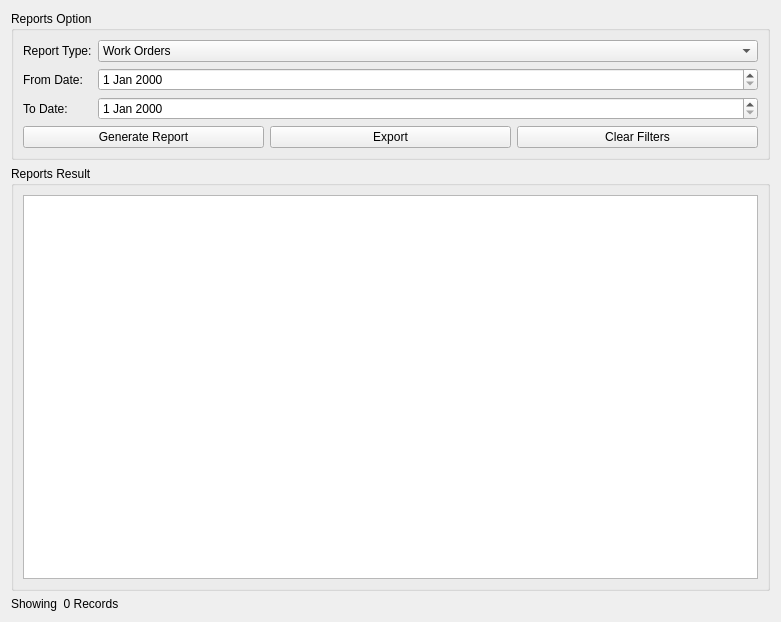
Qt form app/ui/forms/reports_page.ui (Apie-dup/MaintenanceSystem) before a commit.
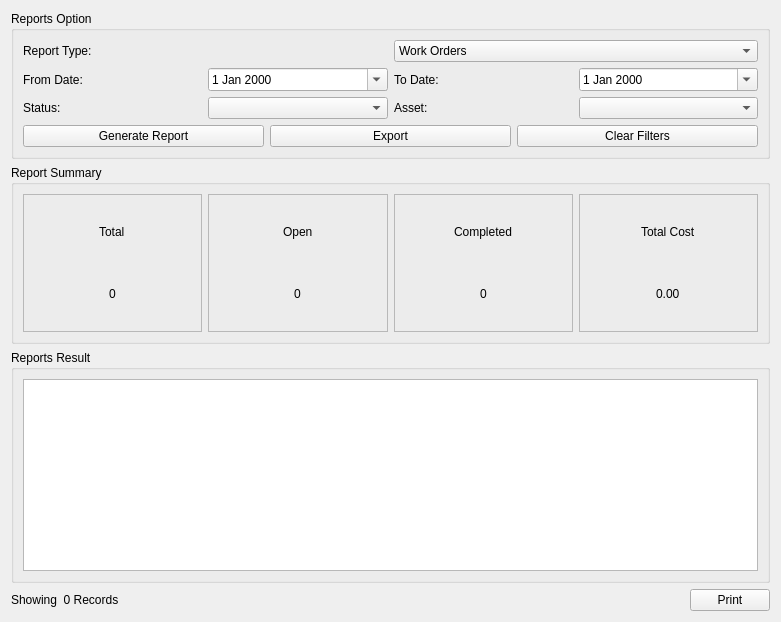
The same form after that commit.

Commit message: Complete reports module with filtering export and printing

```diff
--- a/app/ui/forms/reports_page.ui
+++ b/app/ui/forms/reports_page.ui
@@ -13,21 +13,23 @@
   <property name="windowTitle">
    <string>Reports Page</string>
   </property>
-  <layout class="QVBoxLayout" name="verticalLayout_2">
+  <layout class="QVBoxLayout" name="verticalLayout_3">
    <item>
     <widget class="QGroupBox" name="groupReportsOption">
      <property name="title">
       <string>Reports Option</string>
      </property>
-     <layout class="QFormLayout" name="formLayout">
-      <item row="0" column="0">
+     <layout class="QVBoxLayout" name="verticalLayout_2">
+      <item>
+       <layout class="QHBoxLayout" name="horizontalLayout_3">
+        <item>
        <widget class="QLabel" name="lblReportType">
         <property name="text">
          <string>Report Type:</string>
         </property>
        </widget>
       </item>
-      <item row="0" column="1">
+        <item>
        <widget class="QComboBox" name="cmbReportType">
         <item>
          <property name="text">
@@ -56,27 +58,65 @@
         </item>
        </widget>
       </item>
-      <item row="1" column="0">
+       </layout>
+      </item>
+      <item>
+       <layout class="QHBoxLayout" name="horizontalLayout_4">
+        <item>
        <widget class="QLabel" name="lblFromDate">
         <property name="text">
          <string>From Date:</string>
         </property>
        </widget>
       </item>
-      <item row="1" column="1">
-       <widget class="QDateEdit" name="dtFromDate"/>
-      </item>
-      <item row="2" column="0">
+        <item>
+         <widget class="QDateEdit" name="dtFromDate">
+          <property name="calendarPopup">
+           <bool>true</bool>
+          </property>
+         </widget>
+        </item>
+        <item>
        <widget class="QLabel" name="lblToDate">
         <property name="text">
          <string>To Date:</string>
         </property>
        </widget>
       </item>
-      <item row="2" column="1">
-       <widget class="QDateEdit" name="dtToDate"/>
-      </item>
-      <item row="3" column="0" colspan="2">
+        <item>
+         <widget class="QDateEdit" name="dtToDate">
+          <property name="calendarPopup">
+           <bool>true</bool>
+          </property>
+         </widget>
+        </item>
+       </layout>
+      </item>
+      <item>
+       <layout class="QHBoxLayout" name="horizontalLayout_5">
+        <item>
+         <widget class="QLabel" name="lblStatus_2">
+          <property name="text">
+           <string>Status:</string>
+          </property>
+         </widget>
+        </item>
+        <item>
+         <widget class="QComboBox" name="cmbStatus"/>
+        </item>
+        <item>
+         <widget class="QLabel" name="lblAsset">
+          <property name="text">
+           <string>Asset:</string>
+          </property>
+         </widget>
+        </item>
+        <item>
+         <widget class="QComboBox" name="cmbAsset"/>
+        </item>
+       </layout>
+      </item>
+      <item>
        <layout class="QHBoxLayout" name="horizontalLayout">
         <item>
          <widget class="QPushButton" name="btnGenerate">
@@ -104,6 +144,143 @@
      </layout>
     </widget>
    </item>
+   <item>
+    <widget class="QGroupBox" name="groupBox">
+     <property name="title">
+      <string>Report Summary</string>
+     </property>
+     <layout class="QHBoxLayout" name="horizontalLayout_2">
+      <item>
+       <widget class="QFrame" name="frame">
+        <property name="sizePolicy">
+         <sizepolicy hsizetype="Expanding" vsizetype="Expanding">
+          <horstretch>0</horstretch>
+          <verstretch>0</verstretch>
+         </sizepolicy>
+        </property>
+        <property name="frameShape">
+         <enum>QFrame::Shape::StyledPanel</enum>
+        </property>
+        <property name="frameShadow">
+         <enum>QFrame::Shadow::Raised</enum>
+        </property>
+        <layout class="QGridLayout" name="gridLayout">
+         <item row="0" column="0" alignment="Qt::AlignmentFlag::AlignHCenter">
+          <widget class="QLabel" name="lblTotal">
+           <property name="text">
+            <string>Total</string>
+           </property>
+          </widget>
+         </item>
+         <item row="1" column="0" alignment="Qt::AlignmentFlag::AlignHCenter">
+          <widget class="QLabel" name="lblTotalValue">
+           <property name="text">
+            <string>0</string>
+           </property>
+          </widget>
+         </item>
+        </layout>
+       </widget>
+      </item>
+      <item>
+       <widget class="QFrame" name="frame_2">
+        <property name="sizePolicy">
+         <sizepolicy hsizetype="Expanding" vsizetype="Expanding">
+          <horstretch>0</horstretch>
+          <verstretch>0</verstretch>
+         </sizepolicy>
+        </property>
+        <property name="frameShape">
+         <enum>QFrame::Shape::StyledPanel</enum>
+        </property>
+        <property name="frameShadow">
+         <enum>QFrame::Shadow::Raised</enum>
+        </property>
+        <layout class="QGridLayout" name="gridLayout_2">
+         <item row="0" column="0" alignment="Qt::AlignmentFlag::AlignHCenter">
+          <widget class="QLabel" name="lblOpen">
+           <property name="text">
+            <string>Open</string>
+           </property>
+          </widget>
+         </item>
+         <item row="1" column="0" alignment="Qt::AlignmentFlag::AlignHCenter">
+          <widget class="QLabel" name="lblOpenValue">
+           <property name="text">
+            <string>0</string>
+           </property>
+          </widget>
+         </item>
+        </layout>
+       </widget>
+      </item>
+      <item>
+       <widget class="QFrame" name="frame_3">
+        <property name="sizePolicy">
+         <sizepolicy hsizetype="Expanding" vsizetype="Expanding">
+          <horstretch>0</horstretch>
+          <verstretch>0</verstretch>
+         </sizepolicy>
+        </property>
+        <property name="frameShape">
+         <enum>QFrame::Shape::StyledPanel</enum>
+        </property>
+        <property name="frameShadow">
+         <enum>QFrame::Shadow::Raised</enum>
+        </property>
+        <layout class="QGridLayout" name="gridLayout_3">
+         <item row="0" column="0" alignment="Qt::AlignmentFlag::AlignHCenter">
+          <widget class="QLabel" name="lblCompleted">
+           <property name="text">
+            <string>Completed</string>
+           </property>
+          </widget>
+         </item>
+         <item row="1" column="0" alignment="Qt::AlignmentFlag::AlignHCenter">
+          <widget class="QLabel" name="lblCompletedValue">
+           <property name="text">
+            <string>0</string>
+           </property>
+          </widget>
+         </item>
+        </layout>
+       </widget>
+      </item>
+      <item>
+       <widget class="QFrame" name="frame_4">
+        <property name="sizePolicy">
+         <sizepolicy hsizetype="Expanding" vsizetype="Preferred">
+          <horstretch>0</horstretch>
+          <verstretch>0</verstretch>
+         </sizepolicy>
+        </property>
+        <property name="frameShape">
+         <enum>QFrame::Shape::StyledPanel</enum>
+        </property>
+        <property name="frameShadow">
+         <enum>QFrame::Shadow::Raised</enum>
+        </property>
+        <layout class="QGridLayout" name="gridLayout_4">
+         <item row="0" column="0" alignment="Qt::AlignmentFlag::AlignHCenter">
+          <widget class="QLabel" name="lblTotalCost">
+           <property name="text">
+            <string>Total Cost</string>
+           </property>
+          </widget>
+         </item>
+         <item row="1" column="0" alignment="Qt::AlignmentFlag::AlignHCenter">
+          <widget class="QLabel" name="lblTotalCostValue">
+           <property name="text">
+            <string>0.00</string>
+           </property>
+          </widget>
+         </item>
+        </layout>
+       </widget>
+      </item>
+     </layout>
+    </widget>
+   </item>
    <item>
     <widget class="QGroupBox" name="groupReportsResult">
      <property name="title">
@@ -117,11 +294,35 @@
     </widget>
    </item>
    <item>
+    <layout class="QHBoxLayout" name="horizontalLayout_6">
+     <item>
     <widget class="QLabel" name="lblStatus">
      <property name="text">
       <string>Showing  0 Records </string>
      </property>
     </widget>
+     </item>
+     <item>
+      <spacer name="horizontalSpacer">
+       <property name="orientation">
+        <enum>Qt::Orientation::Horizontal</enum>
+       </property>
+       <property name="sizeHint" stdset="0">
+        <size>
+         <width>40</width>
+         <height>20</height>
+        </size>
+       </property>
+      </spacer>
+     </item>
+     <item>
+      <widget class="QPushButton" name="btnPrint">
+       <property name="text">
+        <string>Print</string>
+       </property>
+      </widget>
+     </item>
+    </layout>
    </item>
   </layout>
  </widget>
```
Lines whose indentation alone changed are shown as unchanged. The commit also changes 21 other files.
